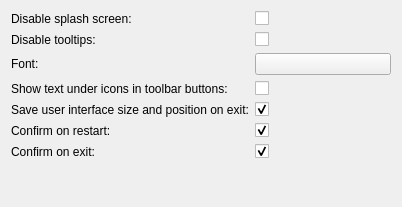
The window that Base/QTGUI/Resources/UI/qSlicerSettingsGeneralPanel.ui (gezidan/Slicer) describes before a commit, drawn with Qt 5.
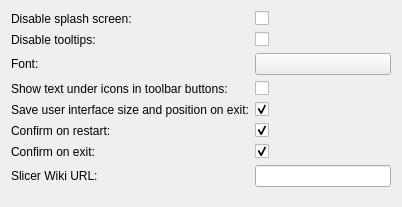
The same window after the commit. Custom widgets are drawn as their Qt base class.

Commit message: ENH: Add SlicerWikiURL to the settings

```diff
--- a/Base/QTGUI/Resources/UI/qSlicerSettingsGeneralPanel.ui
+++ b/Base/QTGUI/Resources/UI/qSlicerSettingsGeneralPanel.ui
@@ -117,6 +117,16 @@
      </property>
     </widget>
    </item>
+   <item row="9" column="0">
+    <widget class="QLabel" name="SlicerWikiURLLabel">
+     <property name="text">
+      <string>Slicer Wiki URL:</string>
+     </property>
+    </widget>
+   </item>
+   <item row="9" column="1">
+    <widget class="QLineEdit" name="SlicerWikiURLLineEdit"/>
+   </item>
   </layout>
  </widget>
  <customwidgets>
```
The commit also changes 2 other files.
